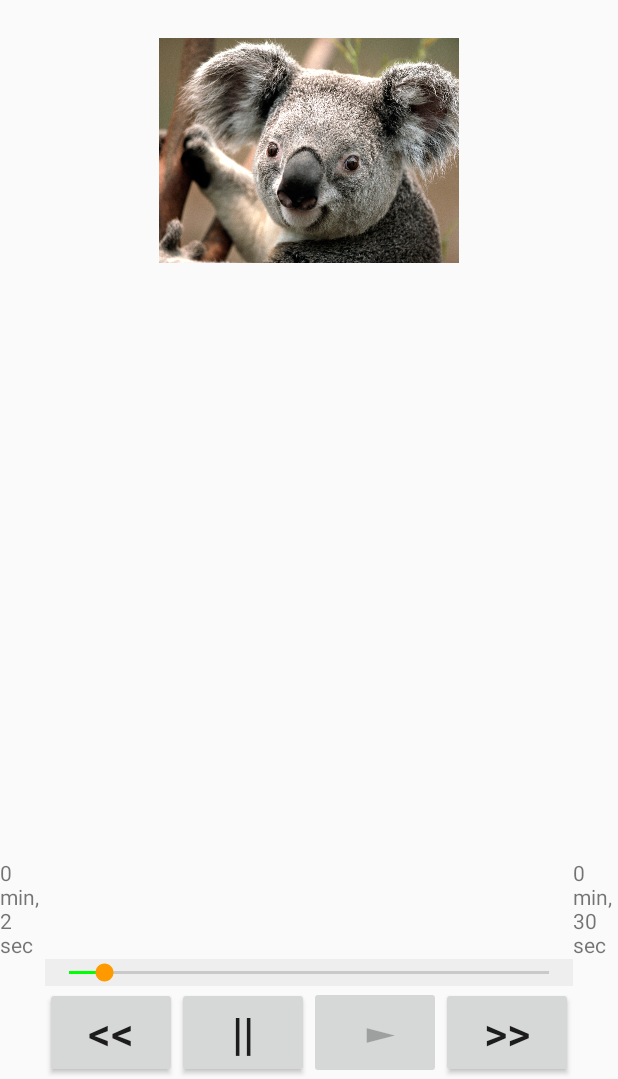
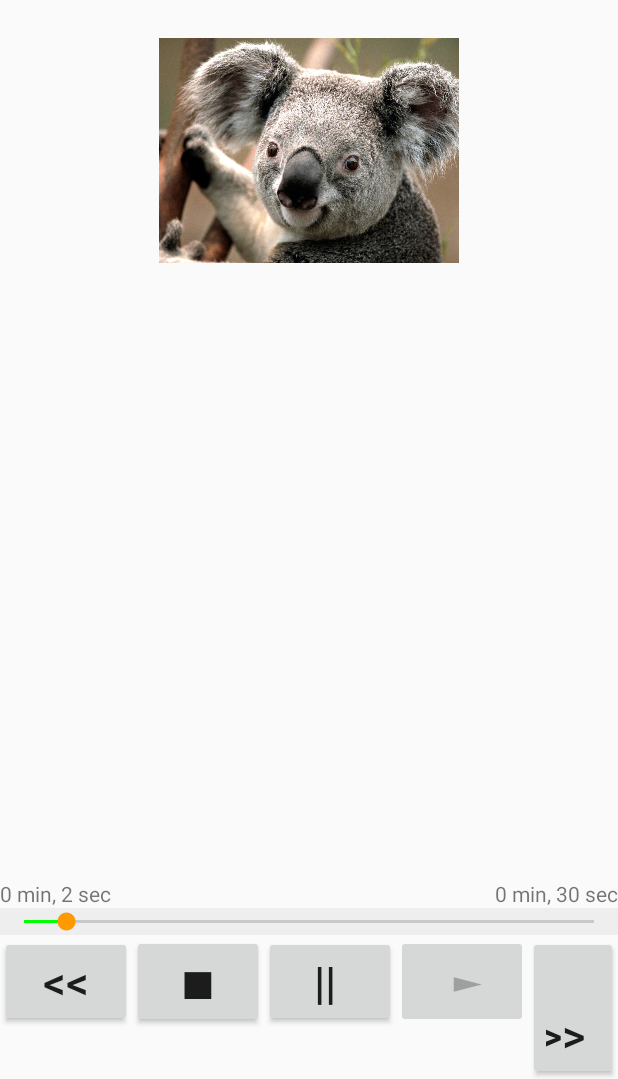
Before and after one commit to tobincorporated/AndroidMusicPlayer, an Android app: the screen it shows after launch (MainActivity), after a tap on an icon or button, on a phone screen of 412 x 824 dp, the part 157-1236 px from its top. Run offline under Robolectric (Android 15) with nearby library versions, the phone set to English and light mode, and no system bars.

Commit message:
modified for class

```diff
--- a/app/src/main/AndroidManifest.xml
+++ b/app/src/main/AndroidManifest.xml
@@ -15,6 +15,7 @@
                 <category android:name="android.intent.category.LAUNCHER" />
             </intent-filter>
         </activity>
+        <activity android:name=".lessons"></activity>
     </application>
 
 </manifest>
--- a/app/src/main/java/com/tobincorporated/musicplayerpage1/MainActivity.java
+++ b/app/src/main/java/com/tobincorporated/musicplayerpage1/MainActivity.java
@@ -64,11 +64,20 @@ public class MainActivity extends AppCompatActivity {
         songNameViewVar.setText(songTitle);
         songArtistViewVar.setText(songArtist);
 
+        mediaPlayer = MediaPlayer.create(this, R.raw.bargainsinatuxedo);
+        finalTimeMS = mediaPlayer.getDuration();
+        startTimeMS = mediaPlayer.getCurrentPosition();
 
-        mediaPlayer = MediaPlayer.create(this, R.raw.bargainsinatuxedo);
+
         seekbar = (SeekBar) findViewById(seekBar);
+        seekbar.setMax((int) finalTimeMS);
+
         seekbar.setClickable(false);
         pauseButtonVar.setEnabled(false);
+
+        int endMinutes = (int) (finalTimeMS / 1000 / 60);
+        int endSeconds = ((int) (finalTimeMS / 1000)) %60;
+        endTimeViewVar.setText(endMinutes + " min, "+ endSeconds+" sec");
 
         seekbar.setOnSeekBarChangeListener(new SeekBar.OnSeekBarChangeListener() {
             @Override
@@ -83,7 +92,7 @@ public class MainActivity extends AppCompatActivity {
 
             @Override
             public void onStopTrackingTouch(SeekBar seekBar) {
-                mediaPlayer.seekTo((int) seekTime);
+                mediaPlayer.seekTo( seekTime);
                 startTimeMS = seekTime;
             }
         });
@@ -93,16 +102,9 @@ public class MainActivity extends AppCompatActivity {
     public void playSong(View view) {
         Toast.makeText(getApplicationContext(), "Playing sound", Toast.LENGTH_SHORT).show();
         mediaPlayer.start();
-        finalTimeMS = mediaPlayer.getDuration();
-        startTimeMS = mediaPlayer.getCurrentPosition();
 
 
-            seekbar.setMax((int) finalTimeMS);
-            oneTimeOnly = 1;
 
-        int endMinutes = (int) (finalTimeMS / 1000 / 60);
-        int endSeconds = ((int) (finalTimeMS / 1000)) %60;
-        endTimeViewVar.setText(endMinutes + " min, "+ endSeconds+" sec");
 
         int startMinutes =(int) (startTimeMS/1000/60);
         int startSeconds = ((int)(startTimeMS/1000)) %60;
@@ -120,6 +122,15 @@ public class MainActivity extends AppCompatActivity {
         mediaPlayer.pause();
         pauseButtonVar.setEnabled(false);
         playButtonVar.setEnabled(true);
+    }
+
+    public void stopSong(View view) {
+        Toast.makeText(getApplicationContext(), "Pausing sound", Toast.LENGTH_SHORT).show();
+        mediaPlayer.pause();
+        mediaPlayer.seekTo(0);
+        pauseButtonVar.setEnabled(false);
+        playButtonVar.setEnabled(true);
+        Toast.makeText(getApplicationContext(), "STOP!", Toast.LENGTH_SHORT).show();
     }
 
 
--- a/app/src/main/res/layout/activity_main.xml
+++ b/app/src/main/res/layout/activity_main.xml
@@ -25,6 +25,15 @@
         android:textColor="#ff7aff24"
         android:textSize="35sp" />
 
+    <TextView
+        android:id="@+id/songArtistView"
+        android:layout_width="wrap_content"
+        android:layout_height="wrap_content"
+        android:layout_below="@+id/subHeadingView"
+        android:layout_centerHorizontal="true"
+        android:text="Medium Text"
+        android:textAppearance="?android:attr/textAppearanceMedium" />
+
     <ImageView
         android:id="@+id/imageView"
         android:layout_width="200dp"
@@ -49,11 +58,20 @@
             android:textSize="30sp"
             android:onClick="skipBack"/>
 
+
+
+        <Button
+            android:id="@+id/stopButton"
+            android:layout_width="wrap_content"
+            android:layout_height="wrap_content"
+            android:text="  \u25a0  "
+            android:textSize="30sp"
+            android:onClick="stopSong"/>
         <Button
             android:id="@+id/pauseButton"
             android:layout_width="wrap_content"
             android:layout_height="wrap_content"
-            android:text="  ||  "
+            android:text="  ||   "
             android:textSize="30sp"
             android:onClick="pauseSong"/>
 
@@ -93,27 +111,18 @@
         android:layout_width="wrap_content"
         android:layout_height="wrap_content"
         android:layout_above="@+id/seekBar"
-        android:layout_toLeftOf="@+id/seekBar"
-        android:layout_toStartOf="@+id/seekBar"
+        android:layout_alignLeft="@+id/buttonLayout"
         android:text="0 min, 0 sec"
         android:textAppearance="?android:attr/textAppearanceSmall" />
 
-    <TextView
-        android:id="@+id/songArtistView"
-        android:layout_width="wrap_content"
-        android:layout_height="wrap_content"
-        android:layout_below="@+id/subHeadingView"
-        android:layout_centerHorizontal="true"
-        android:text="Medium Text"
-        android:textAppearance="?android:attr/textAppearanceMedium" />
+
 
     <TextView
         android:id="@+id/endTimeView"
         android:layout_width="wrap_content"
         android:layout_height="wrap_content"
         android:layout_above="@+id/seekBar"
-        android:layout_toEndOf="@+id/seekBar"
-        android:layout_toRightOf="@+id/seekBar"
+        android:layout_alignRight="@+id/buttonLayout"
         android:text="0 min, 0 sec"
         android:textAppearance="?android:attr/textAppearanceSmall" />
 </RelativeLayout>
```
Also changed, not shown: app/src/main/java/com/tobincorporated/musicplayerpage1/lessons.java (added, +13 -0 lines), app/src/main/res/layout/activity_lessons.xml (added, +85 -0 lines), 2 other files.
